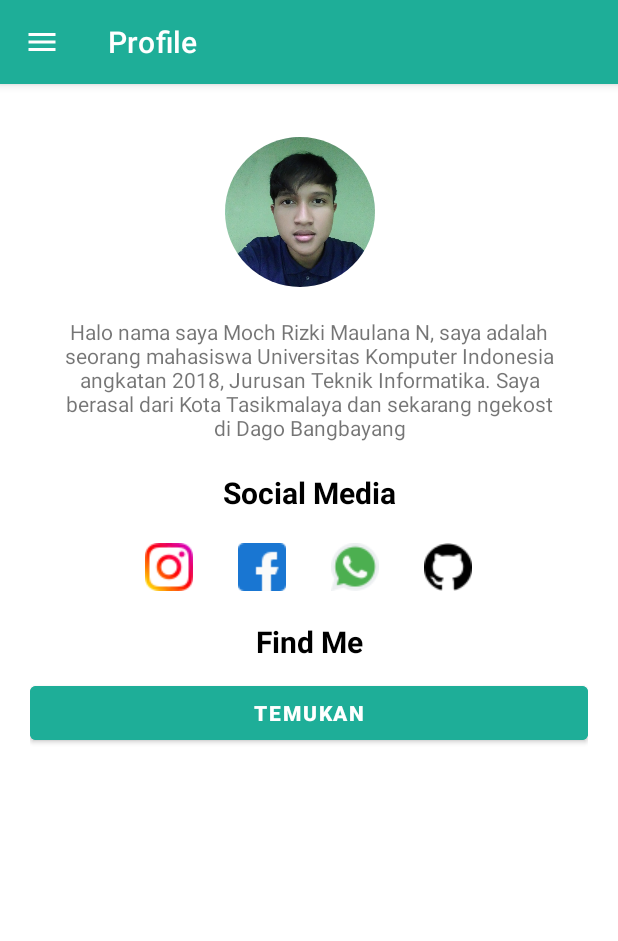
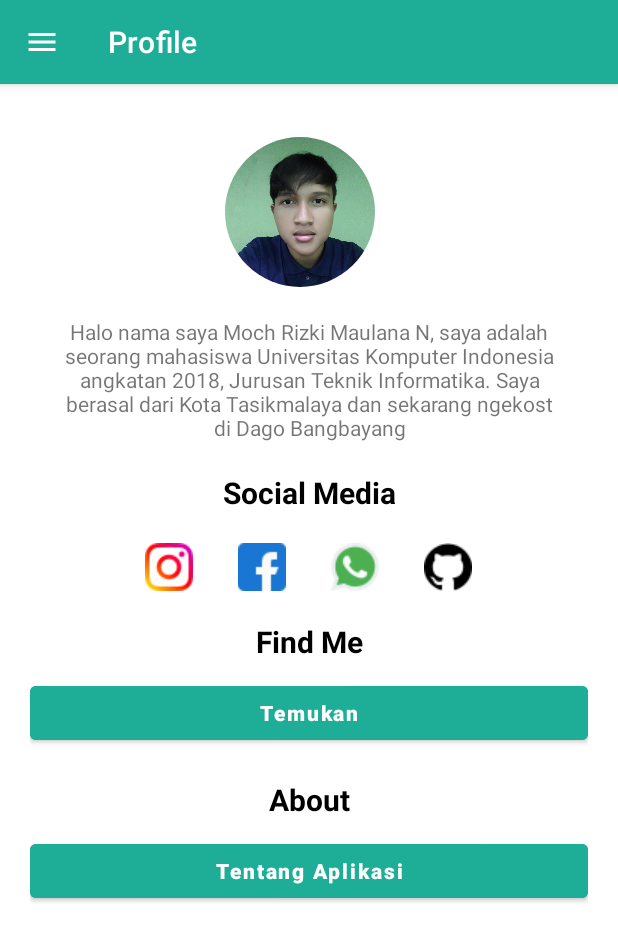
Before and after one commit to kakara-apps/UTS_AKB10118012, an Android app: the screen it shows after launch (HomeActivity), in the side drawer, after a tap on "Profile", on a phone screen of 412 x 824 dp. Shown: the top 941 px of the screen. Run offline under Robolectric (Android 15) with nearby library versions, the phone set to English and light mode, and no system bars; our stand-ins replace CircleImageView; libraries missing offline, so code that uses them is left out: com.makeramen.roundedimageview; pictures from the network do not load.

Commit message:
commit ketiga

```diff
--- a/app/src/main/java/com/mrizkimn/uts_akb10118012/HomeActivity.java
+++ b/app/src/main/java/com/mrizkimn/uts_akb10118012/HomeActivity.java
@@ -9,12 +9,15 @@ import androidx.recyclerview.widget.LinearLayoutManager;
 import androidx.recyclerview.widget.RecyclerView;
 import androidx.recyclerview.widget.StaggeredGridLayoutManager;
 
+import android.app.Dialog;
 import android.content.Intent;
 import android.net.Uri;
+import android.os.Build;
 import android.os.Bundle;
 import android.text.util.Linkify;
 import android.view.MenuItem;
 import android.view.View;
+import android.view.ViewGroup;
 import android.widget.Button;
 import android.widget.ImageButton;
 import android.widget.LinearLayout;
@@ -45,6 +48,8 @@ public class HomeActivity extends AppCompatActivity {
     ConstraintLayout gallery;
     MaterialToolbar title;
     VideoView videoView;
+    Dialog dialog;
+    Button about;
 
     //Menu Prifile
     ImageButton WA,IG,GHub;
@@ -66,6 +71,32 @@ public class HomeActivity extends AppCompatActivity {
     protected void onCreate(Bundle savedInstanceState) {
         super.onCreate(savedInstanceState);
         setContentView(R.layout.activity_home);
+
+        //custom dialog
+        dialog = new Dialog(HomeActivity.this);
+        dialog.setContentView(R.layout.about_dialog);
+        if (Build.VERSION.SDK_INT >= Build.VERSION_CODES.LOLLIPOP){
+            dialog.getWindow().setBackgroundDrawable(getDrawable(R.drawable.background_dialog));
+        }
+
+        dialog.getWindow().setLayout(ViewGroup.LayoutParams.WRAP_CONTENT, ViewGroup.LayoutParams.WRAP_CONTENT);
+        dialog.setCancelable(false);
+
+        Button kembali = dialog.findViewById(R.id.btn_kembali);
+        kembali.setOnClickListener(new View.OnClickListener() {
+            @Override
+            public void onClick(View v) {
+                dialog.dismiss();
+            }
+        });
+
+        about = findViewById(R.id.btn_about);
+        about.setOnClickListener(new View.OnClickListener() {
+            @Override
+            public void onClick(View v) {
+                dialog.show();
+            }
+        });
 
         //menu profile
         WA = findViewById(R.id.ib_whatsapp);
@@ -225,6 +256,7 @@ public class HomeActivity extends AppCompatActivity {
         rvMusic.setHasFixedSize(true);
         listMusic.addAll(FriendData.getListDataMusic());
         showRecyclerListMusic();
+
     }
 
     private void showRecyclerList(){
@@ -247,4 +279,5 @@ public class HomeActivity extends AppCompatActivity {
         ListMusicAdapter listMusicAdapter = new ListMusicAdapter(listMusic);
         rvMusic.setAdapter(listMusicAdapter);
     }
+
 }
--- /dev/null
+++ b/app/src/main/res/drawable/background_dialog.xml
@@ -0,0 +1,7 @@
+<?xml version="1.0" encoding="utf-8"?>
+<shape xmlns:android="http://schemas.android.com/apk/res/android">
+
+    <corners android:radius="12dp"/>
+    <solid android:color="@color/daily_bcg"/>
+
+</shape>
--- a/app/src/main/res/layout/menu_profile.xml
+++ b/app/src/main/res/layout/menu_profile.xml
@@ -107,9 +107,33 @@
             android:layout_marginTop="10dp"
             android:backgroundTint="@color/splash_background"
             android:text="Temukan"
+            android:textAllCaps="false"
             android:textStyle="bold"
             android:layout_below="@id/find_me"/>
 
+        <TextView
+            android:id="@+id/tv_about"
+            android:layout_below="@id/btn_temukan"
+            android:layout_width="match_parent"
+            android:layout_height="wrap_content"
+            android:textAlignment="center"
+            android:layout_marginTop="20dp"
+            android:text="About"
+            android:textStyle="bold"
+            android:textColor="@color/black"
+            android:textSize="20dp"
+            android:gravity="center_horizontal" />
+
+        <Button
+            android:id="@+id/btn_about"
+            android:layout_width="match_parent"
+            android:layout_height="wrap_content"
+            android:layout_marginTop="10dp"
+            android:backgroundTint="@color/splash_background"
+            android:text="Tentang Aplikasi"
+            android:textAllCaps="false"
+            android:textStyle="bold"
+            android:layout_below="@id/tv_about"/>
 
     </RelativeLayout>
 
--- a/app/src/main/res/values/strings.xml
+++ b/app/src/main/res/values/strings.xml
@@ -6,4 +6,8 @@
         Bangbayang
     </string>
     <string name="detail_friend">fdgdgdsgdfgdfgdgdfgdfgfdgsfddsfsaf</string>
+    <string name="about">
+        Aplikasi ini dibuat bertujuan untuk mengetahui lebih dalam seorang rizki maulana,
+        dimulai dari deksripsi diri,makes, mikes, hobby sampai ke kegiatan sehari-harinya. Dan juga di
+        dalam nya kalian bisa mengetahui social media dari rizki maulana, dan juga bisa menemukan lokasi tempat dia tinggal</string>
 </resources>
--- a/app/src/main/res/values/themes.xml
+++ b/app/src/main/res/values/themes.xml
@@ -12,6 +12,8 @@
         <!-- Status bar color. -->
         <item name="android:statusBarColor" tools:targetApi="l">@color/splash_background</item>
         <!-- Customize your theme here. -->
+
+        <item name="android:windowAnimationStyle">@style/animation</item>
     </style>
 
     <style name="line">
@@ -19,4 +21,9 @@
         <item name="android:layout_marginTop">10dp</item>
         <item name="android:layout_height">1dp</item>
     </style>
+
+    <style name="animation">
+        <item name="android:windowEnterAnimation">@android:anim/fade_in</item>
+        <item name="android:windowExitAnimation">@android:anim/fade_out</item>
+    </style>
 </resources>
```
Also changed, not shown: app/src/main/res/layout/about_dialog.xml (added, +44 -0 lines).
